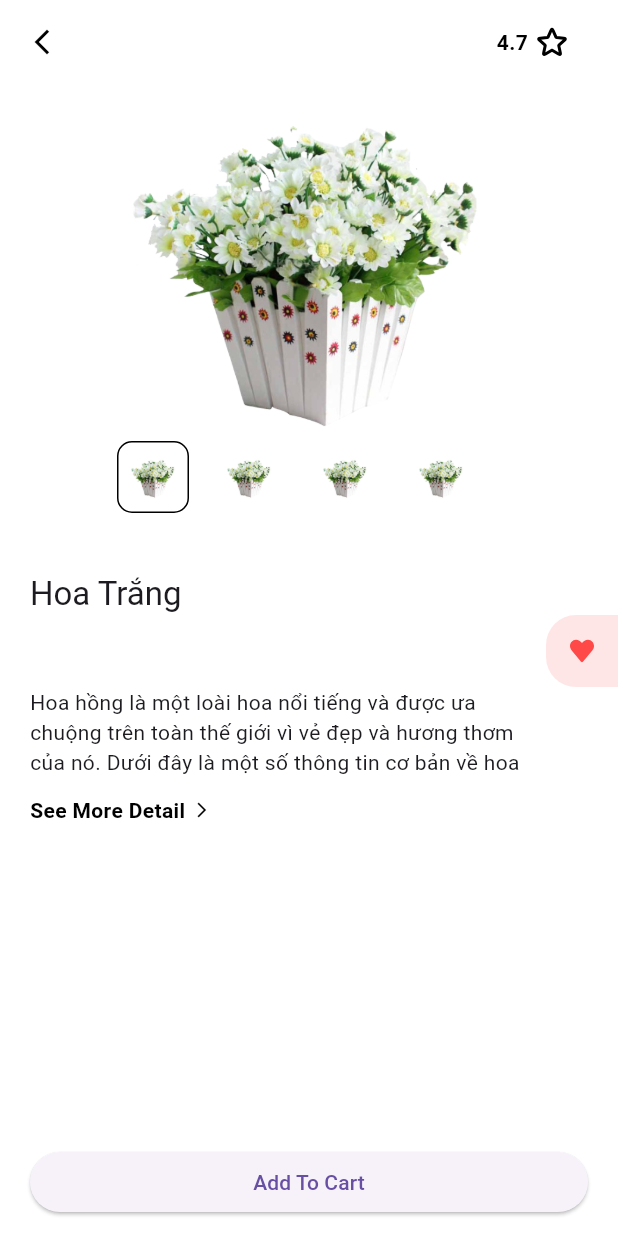
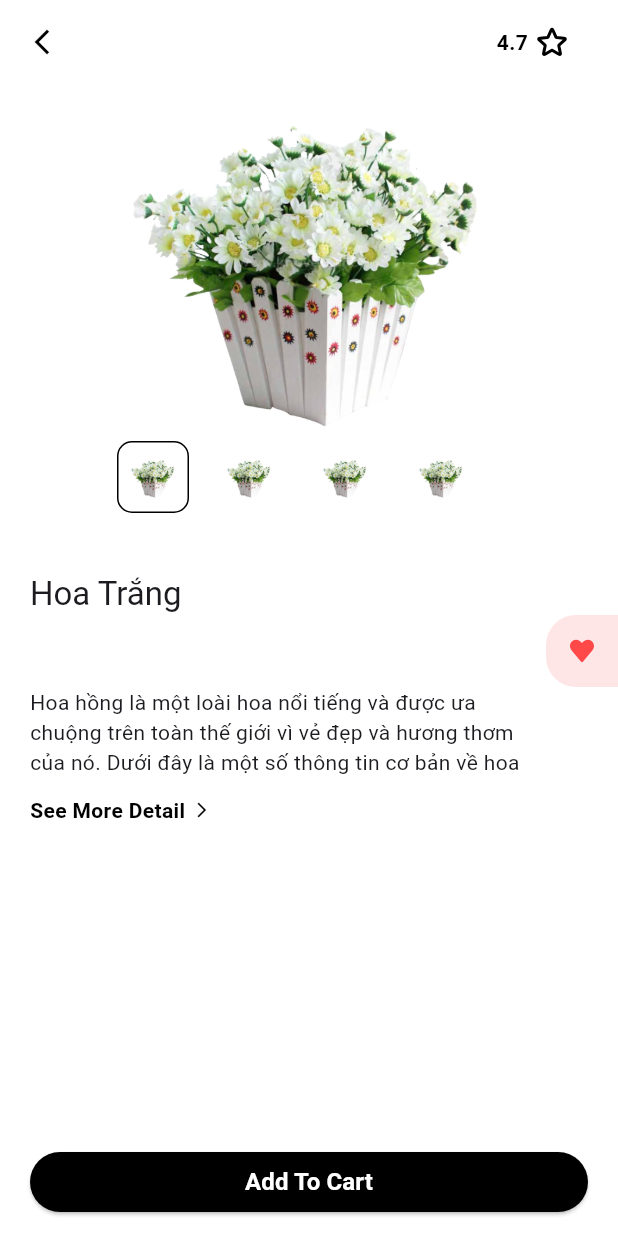
Before and after one commit to trongtran1211/flutter_dart_flower, a Flutter app: the DetailsScreen screen opened directly with empty values, on a phone screen of 412 x 824 dp. Run offline on Flutter 3.47's test engine with Material 3 defaults, Android fonts, the phone set to English and light mode, and no system bars; our stand-ins replace flutter_svg.

Commit message:
fix màu nút add to cart

```diff
--- a/flower_shop/lib/screens/details_screen/details_screen.dart
+++ b/flower_shop/lib/screens/details_screen/details_screen.dart
@@ -122,7 +122,17 @@ class DetailsScreen extends StatelessWidget {
                   SnackBar(content: Text('Added to Cart')),
                 );
               },
-              child: const Text('Add To Cart'),
+              style: ElevatedButton.styleFrom(
+                backgroundColor: black
+              ),
+              child: const Text(
+                'Add To Cart',
+              style: TextStyle(
+                color: white,
+                fontWeight: FontWeight.bold,
+                fontSize: 16
+              ),
+              ),
             ),
           ),
         ),
```
